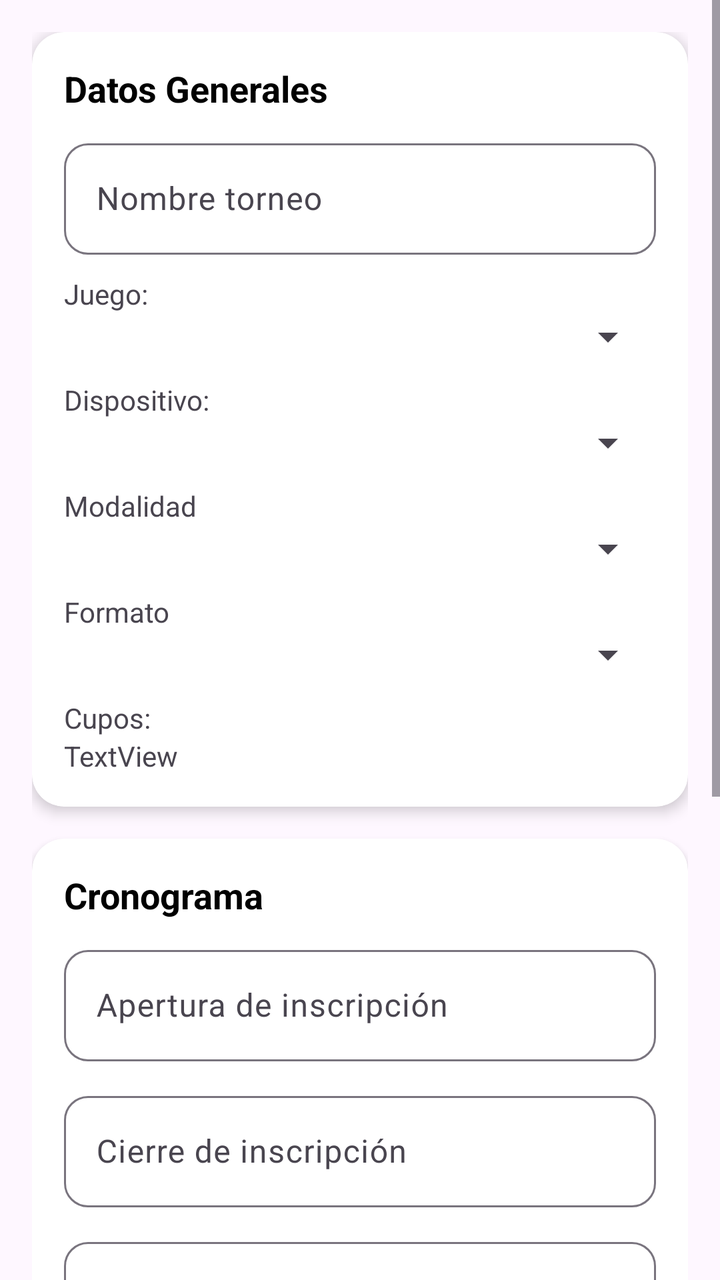
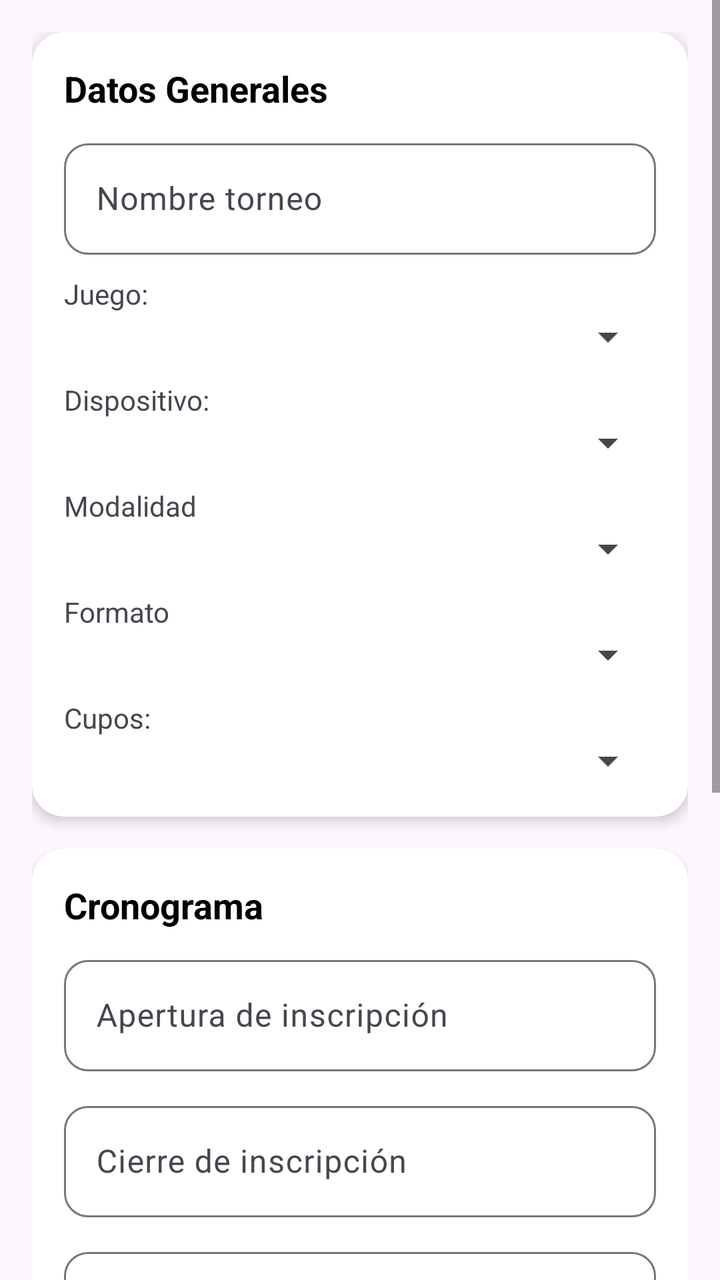

Before-and-after screenshots of an Android layout around one commit, followed by the original layout XML and the change that was made.
<!-- AndroidManifest.xml: application theme Theme.AdministracionDeTornerosElectronicos -->
<!-- res/layout/fragment_formulario.xml -->
<?xml version="1.0" encoding="utf-8"?>
<androidx.constraintlayout.widget.ConstraintLayout xmlns:android="http://schemas.android.com/apk/res/android"
    xmlns:app="http://schemas.android.com/apk/res-auto"
    xmlns:tools="http://schemas.android.com/tools"
    android:layout_width="match_parent"
    android:layout_height="match_parent"
    tools:context=".formularioFragment">


    <ScrollView
        android:layout_width="match_parent"
        android:layout_height="match_parent"
        android:fillViewport="true"
        app:layout_constraintBottom_toBottomOf="parent"
        app:layout_constraintEnd_toEndOf="parent"
        app:layout_constraintStart_toStartOf="parent"
        app:layout_constraintTop_toTopOf="parent">

        <LinearLayout
            android:layout_width="match_parent"
            android:layout_height="wrap_content"
            android:orientation="vertical"
            android:padding="16dp"
            android:gravity="center">

            <androidx.cardview.widget.CardView
                android:layout_width="match_parent"
                android:layout_height="wrap_content"
                android:layout_marginBottom="16dp"
                app:cardElevation="4dp"
                app:cardCornerRadius="16dp">

                <LinearLayout
                    android:layout_width="match_parent"
                    android:layout_height="wrap_content"
                    android:orientation="vertical"
                    android:padding="16dp">

                    <TextView
                        android:id="@+id/textView4"
                        android:layout_width="match_parent"
                        android:layout_height="wrap_content"
                        android:text="Datos Generales"
                        android:textSize="18sp"
                        android:textStyle="bold"
                        android:textColor="@color/black"
                        android:layout_marginBottom="10dp"
                        />

                    <com.google.android.material.textfield.TextInputLayout
                        android:layout_width="match_parent"
                        android:layout_height="match_parent"
                        app:boxCornerRadiusBottomEnd="12dp"
                        app:boxCornerRadiusBottomStart="12dp"
                        app:boxCornerRadiusTopEnd="12dp"
                        app:boxCornerRadiusTopStart="12dp"
                        >

                        <com.google.android.material.textfield.TextInputEditText
                            android:id="@+id/txtNombreTorneo"
                            android:layout_width="match_parent"
                            android:layout_height="wrap_content"
                            android:hint="Nombre torneo" />

                    </com.google.android.material.textfield.TextInputLayout>

                    <TextView
                        android:id="@+id/textView11"
                        android:layout_width="wrap_content"
                        android:layout_height="wrap_content"
                        android:layout_marginTop="10dp"
                        android:layout_weight="1"
                        android:text="Juego:" />

                    <Spinner
                        android:id="@+id/spiJuegos"
                        android:layout_width="match_parent"
                        android:layout_height="wrap_content"
                        android:layout_weight="1" />

                    <TextView
                        android:id="@+id/textView12"
                        android:layout_width="match_parent"
                        android:layout_height="wrap_content"
                        android:layout_marginTop="10dp"
                        android:text="Dispositivo:" />

                    <Spinner
                        android:id="@+id/spinnerDisposi"
                        android:layout_width="match_parent"
                        android:layout_height="wrap_content"
                        android:layout_weight="1" />

                    <TextView
                        android:id="@+id/textView10"
                        android:layout_width="match_parent"
                        android:layout_height="wrap_content"
                        android:text="Modalidad"
                        android:layout_marginTop="10dp"/>

                    <Spinner
                        android:id="@+id/spiModalidad"
                        android:layout_width="match_parent"
                        android:layout_height="wrap_content" />

                    <TextView
                        android:id="@+id/textView"
                        android:layout_width="match_parent"
                        android:layout_height="wrap_content"
                        android:text="Formato"
                        android:layout_marginTop="10dp"/>

                    <Spinner
                        android:id="@+id/spiFormato"
                        android:layout_width="match_parent"
                        android:layout_height="wrap_content" />

                    <TextView
                        android:id="@+id/Cuposs"
                        android:layout_width="match_parent"
                        android:layout_height="wrap_content"
                        android:text="Cupos:"
                        android:layout_marginTop="10dp"/>

                    <TextView
                        android:id="@+id/cupos"
                        android:layout_width="match_parent"
                        android:layout_height="wrap_content"
                        android:text="TextView" />

                </LinearLayout>
            </androidx.cardview.widget.CardView>

            <androidx.cardview.widget.CardView
                android:layout_width="match_parent"
                android:layout_height="wrap_content"
                android:layout_marginBottom="16dp"
                app:cardCornerRadius="16dp">

                <LinearLayout
                    android:layout_width="match_parent"
                    android:layout_height="wrap_content"
                    android:orientation="vertical"
                    android:padding="16dp">

                    <TextView
                        android:id="@+id/textView5"
                        android:layout_width="match_parent"
                        android:layout_height="wrap_content"
                        android:text="Cronograma"
                        android:textSize="18sp"
                        android:textStyle="bold"
                        android:textColor="@color/black"
                        android:layout_marginBottom="10dp" />

                    <com.google.android.material.textfield.TextInputLayout
                        android:layout_width="match_parent"
                        android:layout_height="wrap_content"
                        app:boxCornerRadiusBottomEnd="12dp"
                        app:boxCornerRadiusBottomStart="12dp"
                        app:boxCornerRadiusTopEnd="12dp"
                        app:boxCornerRadiusTopStart="12dp"
                        android:layout_marginBottom="12dp">

                        <com.google.android.material.textfield.TextInputEditText
                            android:id="@+id/edtInscripcion"
                            android:layout_width="match_parent"
                            android:layout_height="wrap_content"
                            android:inputType="date"
                            android:hint="Apertura de inscripción" />
                    </com.google.android.material.textfield.TextInputLayout>

                    <com.google.android.material.textfield.TextInputLayout
                        android:layout_width="match_parent"
                        android:layout_height="wrap_content"
                        app:boxCornerRadiusBottomEnd="12dp"
                        app:boxCornerRadiusBottomStart="12dp"
                        app:boxCornerRadiusTopEnd="12dp"
                        app:boxCornerRadiusTopStart="12dp"
                        android:layout_marginBottom="12dp">

                        <com.google.android.material.textfield.TextInputEditText
                            android:id="@+id/edtCierre"
                            android:layout_width="match_parent"
                            android:layout_height="wrap_content"
                            android:inputType="date"
                            android:hint="Cierre de inscripción" />
                    </com.google.android.material.textfield.TextInputLayout>

                    <com.google.android.material.textfield.TextInputLayout
                        android:layout_width="match_parent"
                        android:layout_height="wrap_content"
                        app:boxCornerRadiusBottomEnd="12dp"
                        app:boxCornerRadiusBottomStart="12dp"
                        app:boxCornerRadiusTopEnd="12dp"
                        app:boxCornerRadiusTopStart="12dp">

                        <com.google.android.material.textfield.TextInputEditText
                            android:id="@+id/edtInicio"
                            android:layout_width="match_parent"
                            android:layout_height="wrap_content"
                            android:inputType="date"
                            android:hint="Inicio del Torneo" />
                    </com.google.android.material.textfield.TextInputLayout>
                </LinearLayout>
            </androidx.cardview.widget.CardView>

            <androidx.cardview.widget.CardView
                android:layout_width="match_parent"
                android:layout_height="wrap_content"
                android:layout_marginBottom="16dp"
                app:cardElevation="2dp"
                app:cardCornerRadius="16dp">

                <LinearLayout
                    android:layout_width="match_parent"
                    android:layout_height="wrap_content"
                    android:orientation="vertical"
                    android:padding="20dp">

                    <TextView
                        android:layout_width="match_parent"
                        android:layout_height="wrap_content"
                        android:text="Reglas y Formato"
                        android:textSize="18sp"
                        android:textStyle="bold"
                        android:textColor="@color/black"
                        android:layout_marginBottom="8dp"/>

                    <TextView
                        android:id="@+id/formato"
                        android:layout_width="match_parent"
                        android:layout_height="wrap_content"
                        android:layout_marginBottom="16dp"
                        android:text="Formato: "
                        android:textColor="#555555"
                        android:textSize="13sp" />

                    <com.google.android.material.textfield.TextInputLayout
                        android:layout_width="match_parent"
                        android:layout_height="wrap_content"
                        app:boxCornerRadiusBottomEnd="12dp"
                        app:boxCornerRadiusBottomStart="12dp"
                        app:boxCornerRadiusTopEnd="12dp"
                        app:boxCornerRadiusTopStart="12dp">

                        <com.google.android.material.textfield.TextInputEditText
                            android:id="@+id/etReglas"
                            android:layout_width="match_parent"
                            android:layout_height="wrap_content"
                            android:inputType="textMultiLine"
                            android:lines="4"
                            android:minLines="4"
                            android:gravity="top|start"
                            android:hint="Ej: No mirar pantallas" />
                    </com.google.android.material.textfield.TextInputLayout>

                </LinearLayout>
            </androidx.cardview.widget.CardView>

            <Button

                android:id="@+id/btnGuardar"
                android:layout_width="match_parent"
                android:layout_height="wrap_content"
                android:layout_marginTop="16dp"
                android:text="Crear Torneo" />

        </LinearLayout>
    </ScrollView>

</androidx.constraintlayout.widget.ConstraintLayout>
<!-- resources referenced by this layout -->
<resources>
  <color name="black">#FF000000</color>
  <style name="Theme.AdministracionDeTornerosElectronicos" parent="Base.Theme.AdministracionDeTornerosElectronicos" />
  <style name="Base.Theme.AdministracionDeTornerosElectronicos" parent="Theme.Material3.DayNight.NoActionBar">
          
          
      </style>
</resources>

<!-- the commit's change to res/layout/fragment_formulario.xml (unified diff, before → after) -->
@@ -122,11 +122,10 @@
                         android:text="Cupos:"
                         android:layout_marginTop="10dp"/>
 
-                    <TextView
-                        android:id="@+id/cupos"
-                        android:layout_width="match_parent"
-                        android:layout_height="wrap_content"
-                        android:text="TextView" />
+                    <Spinner
+                        android:id="@+id/spiCupos"
+                        android:layout_width="match_parent"
+                        android:layout_height="wrap_content" />
 
                 </LinearLayout>
             </androidx.cardview.widget.CardView>
